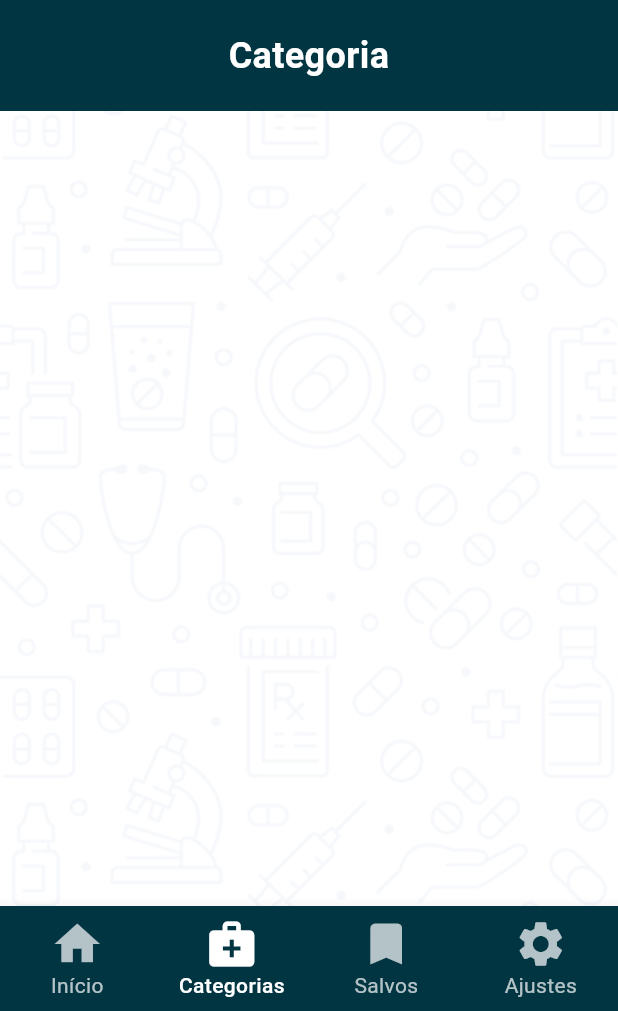
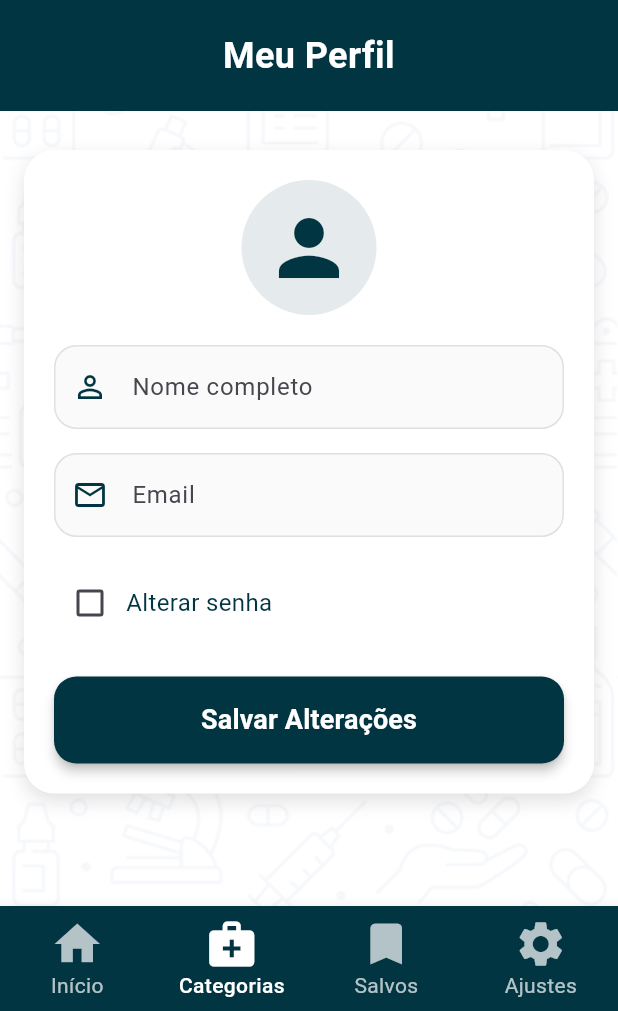
Before and after one commit to LuanVinii/MedInfo, a Flutter app: the AjustesView screen opened directly, item 2 of the bottom bar chosen, after a tap on the "account circle" icon, on a phone screen of 412 x 824 dp, the part 225-1236 px from its top. Run offline on Flutter 3.47's test engine with Material 3 defaults, Android fonts, the phone set to English and light mode, and no system bars; our stand-ins replace flutter_dotenv, flutter_riverpod, shared_preferences, supabase_flutter; accounts and stored records are empty.

Commit message:
Add user profile editing and improve category view
Introduces a new PerfilView for user profile editing, including name, email, and password update functionality. Adds atualizarPerfil logic to AuthService and UsuarioViewModel. Updates AjustesView and UserAppBar to link to the profile editor. Improves CategoriasView with better loading, error, and empty states. Enhances CategoriaService with debug logging and fixes Categoria model parsing.

```diff
--- a/lib/views/ajustes.dart
+++ b/lib/views/ajustes.dart
@@ -1,6 +1,8 @@
 import 'package:flutter/material.dart';
 import 'package:flutter_riverpod/flutter_riverpod.dart';
+import 'package:medinfo/view_models/navigation.dart';
 import 'package:medinfo/view_models/usuario.dart';
+import 'package:medinfo/views/perfil.dart';
 import 'package:medinfo/widgets/globais.dart';
 
 import 'login.dart';
@@ -66,7 +68,14 @@ class AjustesView extends ConsumerWidget {
               const SizedBox(height: 20),
 
               // Card de perfil
-              Container(
+              GestureDetector(
+                onTap: () {
+                  ref.read(navigationViewModelProvider.notifier).changeView(
+                    const PerfilView(),
+                    context,
+                  );
+                },
+                child: Container(
                   padding: const EdgeInsets.all(20),
                   decoration: BoxDecoration(
                     color: Colors.white,
@@ -79,23 +88,44 @@ class AjustesView extends ConsumerWidget {
                       ),
                     ],
                   ),
-                child: Column(
+                  child: Row(
                     children: [
                       const Icon(
                         Icons.account_circle,
-                      size: 80,
+                        size: 50,
                         color: Color(0xFF023542),
                       ),
-                    const SizedBox(height: 15),
-                    const Text(
-                      'Configurações',
+                      const SizedBox(width: 15),
+                      const Expanded(
+                        child: Column(
+                          crossAxisAlignment: CrossAxisAlignment.start,
+                          children: [
+                            Text(
+                              'Meu Perfil',
                               style: TextStyle(
-                        fontSize: 20,
+                                fontSize: 18,
                                 fontWeight: FontWeight.bold,
                                 color: Color(0xFF023542),
                               ),
                             ),
+                            SizedBox(height: 4),
+                            Text(
+                              'Editar informações da conta',
+                              style: TextStyle(
+                                fontSize: 14,
+                                color: Colors.black54,
+                              ),
+                            ),
                           ],
+                        ),
+                      ),
+                      const Icon(
+                        Icons.arrow_forward_ios,
+                        size: 20,
+                        color: Color(0xFF023542),
+                      ),
+                    ],
+                  ),
                 ),
               ),
 
--- a/lib/views/categorias.dart
+++ b/lib/views/categorias.dart
@@ -53,7 +53,7 @@ class CategoriasView extends ConsumerWidget {
           padding: const EdgeInsets.symmetric(vertical: 20),
           color: _primaryColor,
           child: const Text(
-            "Categoria",
+            "Categorias",
             textAlign: TextAlign.center,
             style: TextStyle(
               fontSize: 24,
@@ -63,10 +63,86 @@ class CategoriasView extends ConsumerWidget {
           ),
         ),
 
-        // CORREÇÃO: Expanded envolvendo a ListView
+        // Conteúdo principal com tratamento de estados
         Expanded(
-          child: ListView.builder(
-            physics: const BouncingScrollPhysics(), // Rolagem mais suave
+          child: _buildContent(state, ref),
+        ),
+      ],
+    );
+  }
+
+  Widget _buildContent(CategoriasViewModelState state, WidgetRef ref) {
+    // Estado de carregamento
+    if (state.estaCarregando) {
+      return const Center(
+        child: CircularProgressIndicator(
+          color: _primaryColor,
+        ),
+      );
+    }
+
+    // Estado de erro
+    if (state.erro != null) {
+      return Center(
+        child: Column(
+          mainAxisAlignment: MainAxisAlignment.center,
+          children: [
+            Icon(
+              Icons.error_outline,
+              size: 64,
+              color: Colors.red.shade400,
+            ),
+            const SizedBox(height: 16),
+            Text(
+              state.erro!.mensagem,
+              style: const TextStyle(
+                fontSize: 16,
+                color: Colors.black54,
+              ),
+              textAlign: TextAlign.center,
+            ),
+            const SizedBox(height: 16),
+            ElevatedButton.icon(
+              onPressed: () => ref.read(categoriasViewModelProvider.notifier).obterTodas(),
+              icon: const Icon(Icons.refresh),
+              label: const Text('Tentar novamente'),
+              style: ElevatedButton.styleFrom(
+                backgroundColor: _primaryColor,
+                foregroundColor: Colors.white,
+              ),
+            ),
+          ],
+        ),
+      );
+    }
+
+    // Lista vazia
+    if (state.categorias.isEmpty) {
+      return const Center(
+        child: Column(
+          mainAxisAlignment: MainAxisAlignment.center,
+          children: [
+            Icon(
+              Icons.category_outlined,
+              size: 64,
+              color: Colors.grey,
+            ),
+            SizedBox(height: 16),
+            Text(
+              'Nenhuma categoria encontrada',
+              style: TextStyle(
+                fontSize: 16,
+                color: Colors.black54,
+              ),
+            ),
+          ],
+        ),
+      );
+    }
+
+    // Lista de categorias
+    return ListView.builder(
+      physics: const BouncingScrollPhysics(),
       padding: const EdgeInsets.only(top: 16, bottom: 16),
       itemCount: state.categorias.length,
       itemBuilder: (context, index) {
@@ -76,9 +152,6 @@ class CategoriasView extends ConsumerWidget {
           iconData: _getRandomIconData(categoria.icone),
         );
       },
-          ),
-        ),
-      ],
     );
   }
 }
--- /dev/null
+++ b/lib/views/perfil.dart
@@ -0,0 +1,382 @@
+import 'package:flutter/material.dart';
+import 'package:flutter_riverpod/flutter_riverpod.dart';
+import 'package:medinfo/view_models/usuario.dart';
+import 'package:medinfo/widgets/globais.dart';
+
+class PerfilView extends ConsumerStatefulWidget {
+  const PerfilView({super.key});
+
+  @override
+  ConsumerState<PerfilView> createState() => _PerfilViewState();
+}
+
+class _PerfilViewState extends ConsumerState<PerfilView> {
+  final _formKey = GlobalKey<FormState>();
+  final _nomeController = TextEditingController();
+  final _emailController = TextEditingController();
+  final _senhaController = TextEditingController();
+  final _confirmarSenhaController = TextEditingController();
+  bool _obscurePassword = true;
+  bool _obscureConfirmPassword = true;
+  bool _alterarSenha = false;
+
+  @override
+  void initState() {
+    super.initState();
+    // Preenche os campos com os dados atuais do usuário
+    final usuario = ref.read(usuarioViewModelProvider).usuario;
+    if (usuario != null) {
+      _nomeController.text = usuario.nome;
+      _emailController.text = usuario.email;
+    }
+  }
+
+  @override
+  void dispose() {
+    _nomeController.dispose();
+    _emailController.dispose();
+    _senhaController.dispose();
+    _confirmarSenhaController.dispose();
+    super.dispose();
+  }
+
+  Future<void> _handleAtualizarPerfil() async {
+    if (!(_formKey.currentState?.validate() ?? false)) return;
+
+    await ref.read(usuarioViewModelProvider.notifier).atualizarPerfil(
+          nome: _nomeController.text.trim(),
+          email: _emailController.text.trim(),
+          novaSenha: _alterarSenha ? _senhaController.text : null,
+        );
+  }
+
+  void _mostrarSnack(String mensagem, Color corFundo, {Duration? duracao}) {
+    ScaffoldMessenger.of(context).showSnackBar(
+      SnackBar(
+        content: Text(mensagem),
+        backgroundColor: corFundo,
+        behavior: SnackBarBehavior.floating,
+        shape: RoundedRectangleBorder(
+          borderRadius: BorderRadius.circular(10),
+        ),
+        duration: duracao ?? const Duration(seconds: 3),
+      ),
+    );
+  }
+
+  InputDecoration _buildInputDecoration({
+    required String labelText,
+    required String hintText,
+    required IconData prefixIcon,
+    Widget? suffixIcon,
+  }) {
+    return InputDecoration(
+      labelText: labelText,
+      hintText: hintText,
+      prefixIcon: Icon(
+        prefixIcon,
+        color: const Color(0xFF023542),
+      ),
+      suffixIcon: suffixIcon,
+      filled: true,
+      fillColor: Colors.grey[50],
+      border: OutlineInputBorder(
+        borderRadius: BorderRadius.circular(15),
+        borderSide: BorderSide.none,
+      ),
+      enabledBorder: OutlineInputBorder(
+        borderRadius: BorderRadius.circular(15),
+        borderSide: BorderSide(
+          color: Colors.grey[300]!,
+          width: 1,
+        ),
+      ),
+      focusedBorder: OutlineInputBorder(
+        borderRadius: BorderRadius.circular(15),
+        borderSide: const BorderSide(
+          color: Color(0xFF023542),
+          width: 2,
+        ),
+      ),
+    );
+  }
+
+  @override
+  Widget build(BuildContext context) {
+    ref.listen<UsuarioViewModelState>(usuarioViewModelProvider, (previous, next) {
+      if (next.ultimaAcao != UsuarioAcao.atualizarPerfil || !mounted) {
+        return;
+      }
+
+      if (next.mensagemErro != null) {
+        _mostrarSnack(next.mensagemErro!, Colors.red.shade400);
+      } else {
+        _mostrarSnack(
+          'Perfil atualizado com sucesso!',
+          Colors.green.shade600,
+        );
+        // Limpa os campos de senha após sucesso
+        _senhaController.clear();
+        _confirmarSenhaController.clear();
+        setState(() {
+          _alterarSenha = false;
+        });
+      }
+
+      ref.read(usuarioViewModelProvider.notifier).limparFeedback();
+    });
+
+    final usuarioState = ref.watch(usuarioViewModelProvider);
+    final bool estaCarregando = usuarioState.estaCarregando;
+
+    return AppScaffold(
+      mainContent: [
+        // Header
+        Container(
+          width: double.infinity,
+          color: const Color(0xFF023542),
+          padding: const EdgeInsets.fromLTRB(16, 20, 16, 20),
+          child: const Text(
+            'Meu Perfil',
+            style: TextStyle(
+              color: Colors.white,
+              fontSize: 24,
+              fontWeight: FontWeight.bold,
+            ),
+            textAlign: TextAlign.center,
+          ),
+        ),
+
+        // Conteúdo
+        Padding(
+          padding: const EdgeInsets.all(16.0),
+          child: Form(
+            key: _formKey,
+            child: Column(
+              children: [
+                const SizedBox(height: 10),
+
+                // Avatar
+                Container(
+                  padding: const EdgeInsets.all(20),
+                  decoration: BoxDecoration(
+                    color: Colors.white,
+                    borderRadius: BorderRadius.circular(20),
+                    boxShadow: const [
+                      BoxShadow(
+                        color: Colors.black12,
+                        blurRadius: 10,
+                        offset: Offset(0, 5),
+                      ),
+                    ],
+                  ),
+                  child: Column(
+                    children: [
+                      // Ícone de perfil
+                      Container(
+                        padding: const EdgeInsets.all(15),
+                        decoration: BoxDecoration(
+                          color: const Color(0xFF023542).withOpacity(0.1),
+                          shape: BoxShape.circle,
+                        ),
+                        child: const Icon(
+                          Icons.person,
+                          size: 60,
+                          color: Color(0xFF023542),
+                        ),
+                      ),
+
+                      const SizedBox(height: 20),
+
+                      // Campo de Nome
+                      TextFormField(
+                        controller: _nomeController,
+                        textCapitalization: TextCapitalization.words,
+                        decoration: _buildInputDecoration(
+                          labelText: 'Nome completo',
+                          hintText: 'Seu nome',
+                          prefixIcon: Icons.person_outline,
+                        ),
+                        validator: (value) {
+                          if (value == null || value.isEmpty) {
+                            return 'Por favor, insira seu nome';
+                          }
+                          if (value.length < 3) {
+                            return 'Nome deve ter pelo menos 3 caracteres';
+                          }
+                          return null;
+                        },
+                      ),
+
+                      const SizedBox(height: 16),
+
+                      // Campo de Email
+                      TextFormField(
+                        controller: _emailController,
+                        keyboardType: TextInputType.emailAddress,
+                        decoration: _buildInputDecoration(
+                          labelText: 'Email',
+                          hintText: 'seu@email.com',
+                          prefixIcon: Icons.email_outlined,
+                        ),
+                        validator: (value) {
+                          if (value == null || value.isEmpty) {
+                            return 'Por favor, insira seu email';
+                          }
+                          if (!value.contains('@') || !value.contains('.')) {
+                            return 'Por favor, insira um email válido';
+                          }
+                          return null;
+                        },
+                      ),
+
+                      const SizedBox(height: 20),
+
+                      // Toggle para alterar senha
+                      Row(
+                        children: [
+                          Checkbox(
+                            value: _alterarSenha,
+                            onChanged: (value) {
+                              setState(() {
+                                _alterarSenha = value ?? false;
+                                if (!_alterarSenha) {
+                                  _senhaController.clear();
+                                  _confirmarSenhaController.clear();
+                                }
+                              });
+                            },
+                            activeColor: const Color(0xFF023542),
+                          ),
+                          const Text(
+                            'Alterar senha',
+                            style: TextStyle(
+                              fontSize: 16,
+                              color: Color(0xFF023542),
+                            ),
+                          ),
+                        ],
+                      ),
+
+                      // Campos de senha (visíveis apenas se _alterarSenha for true)
+                      if (_alterarSenha) ...[
+                        const SizedBox(height: 16),
+
+                        // Campo de Nova Senha
+                        TextFormField(
+                          controller: _senhaController,
+                          obscureText: _obscurePassword,
+                          decoration: _buildInputDecoration(
+                            labelText: 'Nova senha',
+                            hintText: 'Mínimo 6 caracteres',
+                            prefixIcon: Icons.lock_outline,
+                            suffixIcon: IconButton(
+                              icon: Icon(
+                                _obscurePassword
+                                    ? Icons.visibility_outlined
+                                    : Icons.visibility_off_outlined,
+                                color: const Color(0xFF023542),
+                              ),
+                              onPressed: () {
+                                setState(() {
+                                  _obscurePassword = !_obscurePassword;
+                                });
+                              },
+                            ),
+                          ),
+                          validator: (value) {
+                            if (_alterarSenha) {
+                              if (value == null || value.isEmpty) {
+                                return 'Por favor, insira a nova senha';
+                              }
+                              if (value.length < 6) {
+                                return 'A senha deve ter pelo menos 6 caracteres';
+                              }
+                            }
+                            return null;
+                          },
+                        ),
+
+                        const SizedBox(height: 16),
+
+                        // Campo de Confirmar Nova Senha
+                        TextFormField(
+                          controller: _confirmarSenhaController,
+                          obscureText: _obscureConfirmPassword,
+                          decoration: _buildInputDecoration(
+                            labelText: 'Confirmar nova senha',
+                            hintText: 'Digite a senha novamente',
+                            prefixIcon: Icons.lock_outline,
+                            suffixIcon: IconButton(
+                              icon: Icon(
+                                _obscureConfirmPassword
+                                    ? Icons.visibility_outlined
+                                    : Icons.visibility_off_outlined,
+                                color: const Color(0xFF023542),
+                              ),
+                              onPressed: () {
+                                setState(() {
+                                  _obscureConfirmPassword = !_obscureConfirmPassword;
+                                });
+                              },
+                            ),
+                          ),
+                          validator: (value) {
+                            if (_alterarSenha) {
+                              if (value == null || value.isEmpty) {
+                                return 'Por favor, confirme a nova senha';
+                              }
+                              if (value != _senhaController.text) {
+                                return 'As senhas não coincidem';
+                              }
+                            }
+                            return null;
+                          },
+                        ),
+                      ],
+
+                      const SizedBox(height: 25),
+
+                      // Botão de Salvar
+                      SizedBox(
+                        width: double.infinity,
+                        child: ElevatedButton(
+                          onPressed: estaCarregando ? null : _handleAtualizarPerfil,
+                          style: ElevatedButton.styleFrom(
+                            backgroundColor: const Color(0xFF023542),
+                            foregroundColor: Colors.white,
+                            padding: const EdgeInsets.symmetric(vertical: 16),
+                            shape: RoundedRectangleBorder(
+                              borderRadius: BorderRadius.circular(15),
+                            ),
+                            elevation: 3,
+                          ),
+                          child: estaCarregando
+                              ? const SizedBox(
+                                  height: 20,
+                                  width: 20,
+                                  child: CircularProgressIndicator(
+                                    color: Colors.white,
+                                    strokeWidth: 2,
+                                  ),
+                                )
+                              : const Text(
+                                  'Salvar Alterações',
+                                  style: TextStyle(
+                                    fontSize: 18,
+                                    fontWeight: FontWeight.bold,
+                                  ),
+                                ),
+                        ),
+                      ),
+                    ],
+                  ),
+                ),
+              ],
+            ),
+          ),
+        ),
+      ],
+    );
+  }
+}
--- a/lib/widgets/globais.dart
+++ b/lib/widgets/globais.dart
@@ -2,6 +2,7 @@ import 'package:flutter/material.dart';
 import 'package:flutter_riverpod/flutter_riverpod.dart';
 
 import '/view_models/navigation.dart';
+import '/views/perfil.dart';
 
 class AppContentWrapper extends StatelessWidget {
   final double backgroundOpacity;
@@ -33,16 +34,16 @@ class AppContentWrapper extends StatelessWidget {
   }
 }
 
-class UserAppBar extends StatelessWidget {
+class UserAppBar extends ConsumerWidget {
   const UserAppBar({super.key});
 
   @override
-  Widget build(BuildContext context) {
+  Widget build(BuildContext context, WidgetRef ref) {
     return Container(
         padding: const EdgeInsets.symmetric(horizontal: 20, vertical: 45),
         child: Row(
             mainAxisAlignment: MainAxisAlignment.spaceBetween,
-            children: [_menuLateral(), _logo(), _avatar()]
+            children: [_menuLateral(), _logo(), _avatar(context, ref)]
         )
     );
   }
@@ -58,9 +59,14 @@ class UserAppBar extends StatelessWidget {
     return Image.asset('assets/images/logo.png', height: 60);
   }
 
-  Widget _avatar() {
+  Widget _avatar(BuildContext context, WidgetRef ref) {
     return IconButton(
-      onPressed: () {},
+      onPressed: () {
+        ref.read(navigationViewModelProvider.notifier).changeView(
+          const PerfilView(),
+          context,
+        );
+      },
       icon: const Icon(Icons.account_circle, color: Color(0xFF023542), size: 35),
     );
   }
```
Also changed, not shown: lib/models/categoria.dart (+7 -3 lines), lib/services/auth.dart (+56 -0 lines), lib/services/categoria.dart (+8 -1 lines), lib/view_models/usuario.dart (+32 -0 lines). Lines whose indentation alone changed are shown as unchanged.
